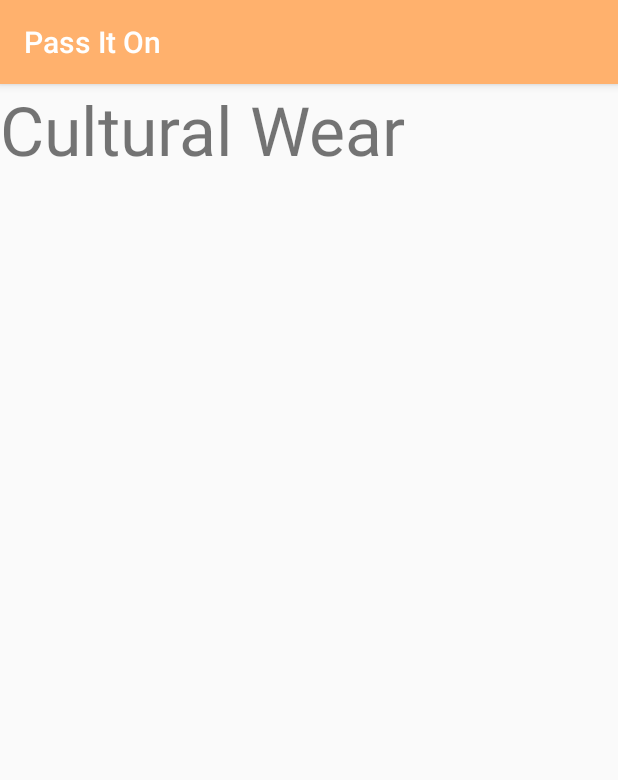
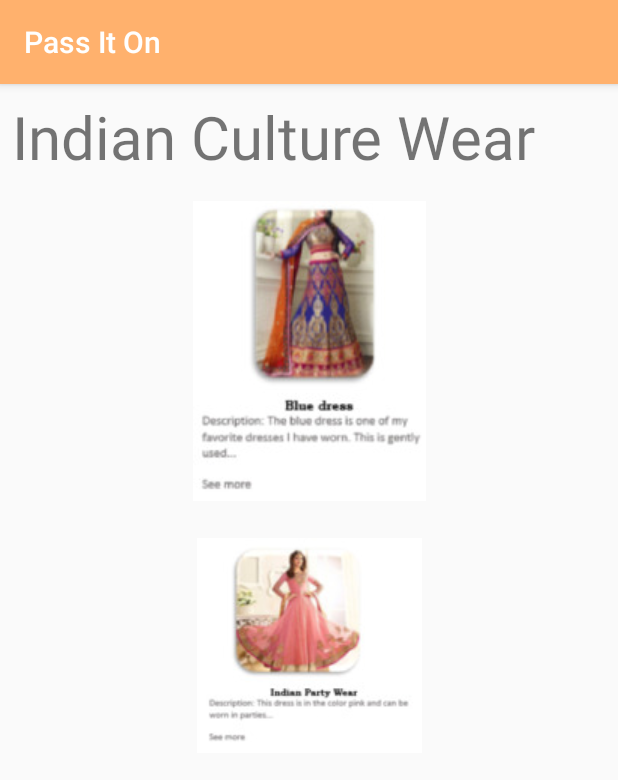
Before and after one commit to orearow/PassitOn2, an Android app: the pictures_cultural screen opened directly, with no data from a screen before it, on a phone screen of 412 x 824 dp. Shown: the top 780 px of the screen. Run offline under Robolectric (Android 15) with nearby library versions, the phone set to English and light mode, and no system bars.

Commit message:
artis changes

```diff
--- a/app/src/main/res/layout/activity_pictures_cultural.xml
+++ b/app/src/main/res/layout/activity_pictures_cultural.xml
@@ -6,13 +6,67 @@
     android:layout_height="match_parent"
     tools:context="com.example.sahot.passiton.pictures_cultural">
 
-    <TextView
-        android:id="@+id/textView8"
-        android:layout_width="wrap_content"
-        android:layout_height="wrap_content"
-        android:text="Cultural Wear"
-        android:textSize="45sp"
-        tools:layout_editor_absoluteX="57dp"
-        tools:layout_editor_absoluteY="3dp" />
+    <android.support.v4.widget.NestedScrollView
+        android:layout_width="match_parent"
+        android:layout_height="match_parent"
+        android:fillViewport="true">
+
+        <LinearLayout
+            android:layout_width="match_parent"
+            android:layout_height="wrap_content"
+            android:orientation="vertical" >
+
+            <TextView
+                android:id="@+id/textView8"
+                android:layout_width="match_parent"
+                android:layout_height="wrap_content"
+                android:layout_marginBottom="8dp"
+                android:layout_marginEnd="8dp"
+                android:layout_marginStart="8dp"
+                android:layout_marginTop="8dp"
+                android:text="Indian Culture Wear"
+                android:textSize="40sp"
+                app:layout_constraintBottom_toBottomOf="parent"
+                app:layout_constraintEnd_toEndOf="parent"
+                app:layout_constraintHorizontal_bias="0.529"
+                app:layout_constraintStart_toStartOf="parent"
+                app:layout_constraintTop_toTopOf="parent"
+                app:layout_constraintVertical_bias="0.0" />
+
+            <ImageButton
+                android:id="@+id/imageButton8"
+                android:layout_width="match_parent"
+                android:layout_height="wrap_content"
+                android:layout_marginBottom="8dp"
+                android:layout_marginEnd="8dp"
+                android:layout_marginStart="8dp"
+                android:layout_marginTop="8dp"
+                android:background="@null"
+                app:layout_constraintBottom_toBottomOf="parent"
+                app:layout_constraintEnd_toEndOf="parent"
+                app:layout_constraintHorizontal_bias="0.042"
+                app:layout_constraintStart_toStartOf="parent"
+                app:layout_constraintTop_toTopOf="parent"
+                app:layout_constraintVertical_bias="0.301"
+                app:srcCompat="@drawable/bluedresses2" />
+
+            <ImageButton
+                android:id="@+id/imageButton12"
+                android:layout_width="match_parent"
+                android:layout_height="160dp"
+                android:layout_marginBottom="8dp"
+                android:layout_marginEnd="8dp"
+                android:layout_marginStart="8dp"
+                android:layout_marginTop="8dp"
+                android:background="@null"
+                app:layout_constraintBottom_toBottomOf="parent"
+                app:layout_constraintEnd_toEndOf="parent"
+                app:layout_constraintHorizontal_bias="0.042"
+                app:layout_constraintStart_toStartOf="parent"
+                app:layout_constraintTop_toTopOf="@+id/textView8"
+                app:layout_constraintVertical_bias="0.975"
+                app:srcCompat="@drawable/pinkdress" />
+        </LinearLayout>
+    </android.support.v4.widget.NestedScrollView>
 
 </android.support.constraint.ConstraintLayout>
```
Also changed, not shown: app/src/main/AndroidManifest.xml (+4 -3 lines), app/src/main/java/com/example/sahot/passiton/Culturalquestions.java (added, +13 -0 lines), app/src/main/java/com/example/sahot/passiton/Indiandress.java (added, +13 -0 lines), app/src/main/res/layout/activity_culturalquestions.xml (added, +217 -0 lines), app/src/main/res/layout/activity_indiandress.xml (added, +80 -0 lines), app/src/main/res/drawable/bluedresses.png (added), app/src/main/res/drawable/bluedresses2.jpg (added), app/src/main/res/drawable/done.png (added), app/src/main/res/drawable/done2.png (added), app/src/main/res/drawable/drawable-v24/ic_launcher_foreground.xml (renamed from app/src/main/res/drawable-v24/ic_launcher_foreground.xml), app/src/main/res/drawable/passedondress.png (added), app/src/main/res/drawable/passedondress2.png (added), app/src/main/res/drawable/pinkdress.jpg (added), app/src/main/res/drawable/pinkindiandress.png (added), 1 more files.
